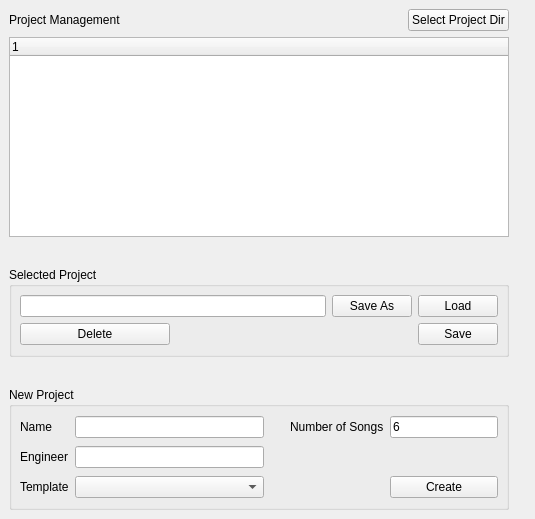
This is src/traverso/ui/ProjectManagerWidget.ui in ErwanLegrand/Traverso-DAW as Qt 5 draws it before an edit. The edited form follows.
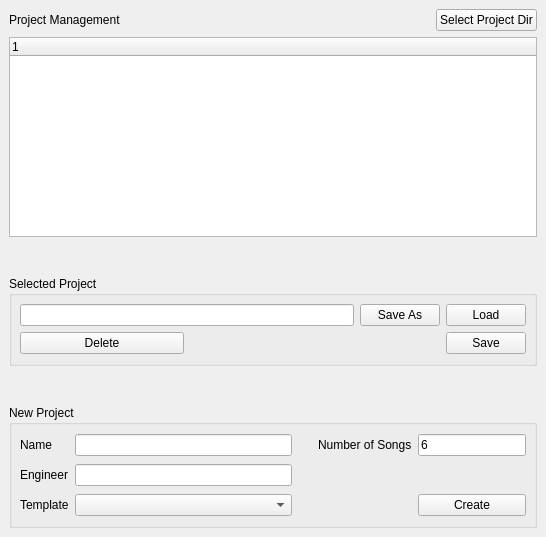
This is the edited form.

The edit to the form file:
```diff
--- a/src/traverso/ui/ProjectManagerWidget.ui
+++ b/src/traverso/ui/ProjectManagerWidget.ui
@@ -8,8 +8,8 @@
    <rect>
     <x>0</x>
     <y>0</y>
-    <width>535</width>
-    <height>519</height>
+    <width>546</width>
+    <height>537</height>
    </rect>
   </property>
   <property name="sizePolicy" >
@@ -38,27 +38,14 @@
   <property name="layoutDirection" >
    <enum>Qt::LeftToRight</enum>
   </property>
-  <layout class="QGridLayout" >
+  <layout class="QVBoxLayout" >
    <property name="margin" >
     <number>9</number>
    </property>
    <property name="spacing" >
     <number>6</number>
    </property>
-   <item row="0" column="1" >
-    <spacer>
-     <property name="orientation" >
-      <enum>Qt::Horizontal</enum>
-     </property>
-     <property name="sizeHint" >
-      <size>
-       <width>40</width>
-       <height>20</height>
-      </size>
-     </property>
-    </spacer>
-   </item>
-   <item row="0" column="0" >
+   <item>
     <layout class="QVBoxLayout" >
      <property name="margin" >
       <number>0</number>
```
Left out of the diff: 4 changed lines with no effect on the pictures.
